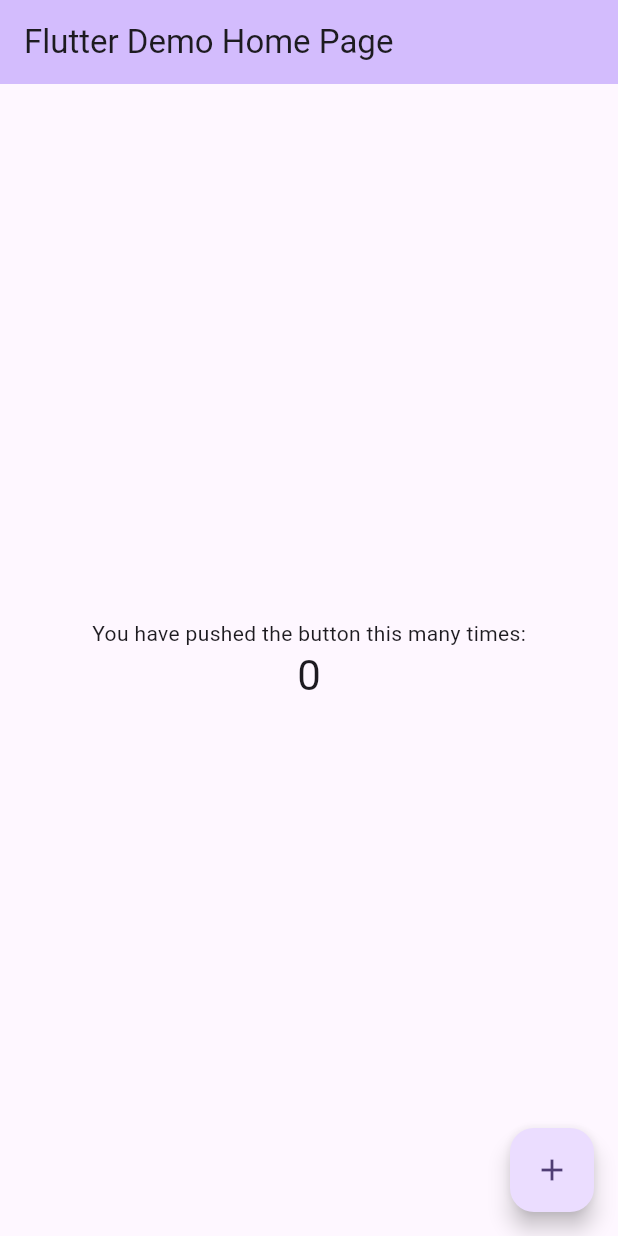
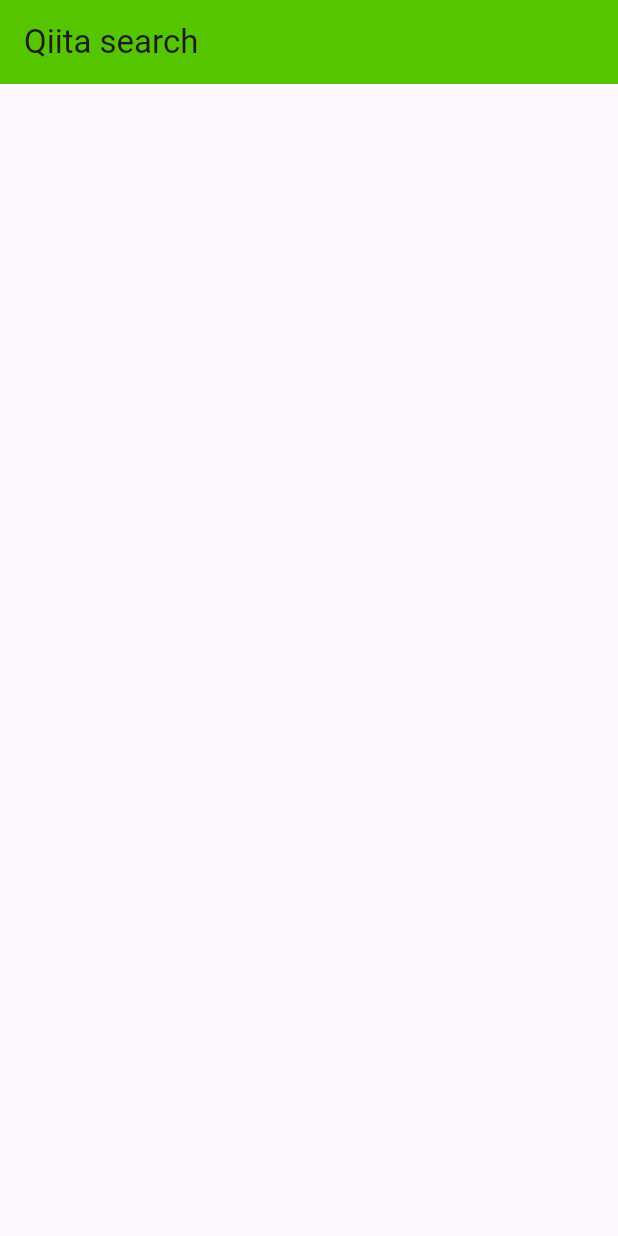
Before and after one commit to raimudes86/flutter_from_scratch, a Flutter app: the screen it shows after launch, on a phone screen of 412 x 824 dp. Run offline on Flutter 3.47's test engine with Material 3 defaults, Android fonts, the phone set to English and light mode, and no system bars; our stand-ins replace flutter_dotenv.

Commit message:
API使用の準備まで

```diff
--- a/lib/main.dart
+++ b/lib/main.dart
@@ -1,101 +1,30 @@
 import 'package:flutter/material.dart';
+import 'package:test_flutter/screens/search_screen.dart';
+import 'package:flutter_dotenv/flutter_dotenv.dart';
 
-void main() {
-  runApp(const MyApp());
+Future<void> main() async {
+  await dotenv.load(fileName: '.env');
+  runApp(const MainApp());
 }
 
-class MyApp extends StatelessWidget {
-  const MyApp({super.key});
+class MainApp extends StatelessWidget {
+  const MainApp({super.key});
 
-  // This widget is the root of your application.
   @override
   Widget build(BuildContext context) {
-    //runAppに渡されるアプリの出発点となるWidget
     return MaterialApp(
-      title: 'Flutter Demo',
+      title: 'Qiita Search',
       theme: ThemeData(
-        colorScheme: ColorScheme.fromSeed(seedColor: Colors.deepPurple),
-        useMaterial3: true,
+        primarySwatch: Colors.green,
+        fontFamily: 'Hiragino Sans',
+        appBarTheme: const AppBarTheme(
+          backgroundColor: Color(0xFF55C500),
+        ),
+        textTheme: Theme.of(context).textTheme.apply(
+              bodyColor: Colors.white,
+            ),
       ),
-      home: const MyHomePage(title: 'Flutter Demo Home Page'),
+      home: const SearchScreen(), //SearchScreenを設定
     );
   }
 }
-
-class MyHomePage extends StatefulWidget {
-  const MyHomePage({super.key, required this.title});
-  final String title;
-
-  @override
-  State<MyHomePage> createState() => _MyHomePageState();
-}
-
-class _MyHomePageState extends State<MyHomePage> {
-  int _counter = 0;
-
-  void _incrementCounter() {
-    setState(() {
-      // This call to setState tells the Flutter framework that something has
-      // changed in this State, which causes it to rerun the build method below
-      // so that the display can reflect the updated values. If we changed
-      // _counter without calling setState(), then the build method would not be
-      // called again, and so nothing would appear to happen.
-      _counter++;
-    });
-  }
-
-  @override
-  Widget build(BuildContext context) {
-    // This method is rerun every time setState is called, for instance as done
-    // by the _incrementCounter method above.
-    //
-    // The Flutter framework has been optimized to make rerunning build methods
-    // fast, so that you can just rebuild anything that needs updating rather
-    // than having to individually change instances of widgets.
-    return Scaffold(
-      appBar: AppBar(
-        // TRY THIS: Try changing the color here to a specific color (to
-        // Colors.amber, perhaps?) and trigger a hot reload to see the AppBar
-        // change color while the other colors stay the same.
-        backgroundColor: Theme.of(context).colorScheme.inversePrimary,
-        // Here we take the value from the MyHomePage object that was created by
-        // the App.build method, and use it to set our appbar title.
-        title: Text(widget.title),
-      ),
-      body: Center(
-        // Center is a layout widget. It takes a single child and positions it
-        // in the middle of the parent.
-        child: Column(
-          // Column is also a layout widget. It takes a list of children and
-          // arranges them vertically. By default, it sizes itself to fit its
-          // children horizontally, and tries to be as tall as its parent.
-          //
-          // Column has various properties to control how it sizes itself and
-          // how it positions its children. Here we use mainAxisAlignment to
-          // center the children vertically; the main axis here is the vertical
-          // axis because Columns are vertical (the cross axis would be
-          // horizontal).
-          //
-          // TRY THIS: Invoke "debug painting" (choose the "Toggle Debug Paint"
-          // action in the IDE, or press "p" in the console), to see the
-          // wireframe for each widget.
-          mainAxisAlignment: MainAxisAlignment.center,
-          children: <Widget>[
-            const Text(
-              'You have pushed the button this many times:',
-            ),
-            Text(
-              '$_counter',
-              style: Theme.of(context).textTheme.headlineMedium,
-            ),
-          ],
-        ),
-      ),
-      floatingActionButton: FloatingActionButton(
-        onPressed: _incrementCounter,
-        tooltip: 'Increment',
-        child: const Icon(Icons.add),
-      ), // This trailing comma makes auto-formatting nicer for build methods.
-    );
-  }
-}
--- /dev/null
+++ b/lib/models/article.dart
@@ -0,0 +1,34 @@
+import 'package:test_flutter/models/user.dart';
+
+class Article {
+  //コンストラクタ
+  Article({
+    required this.title,
+    required this.user,
+    this.linkesCount = 0, //デフォルトで0
+    this.tags = const [], //デフォルトでから配列で設定
+    required this.createdAt,
+    required this.url,
+  });
+
+  final String title;
+  final User user;
+  final int linkesCount;
+  final List<String> tags;
+  final DateTime createdAt;
+  final String url;
+
+  //JSONからArticleを生成するファクトリコンストラクタ
+  //JSONのデータからArticleオブジェクトを生成するために使う
+  factory Article.fromJson(dynamic json) {
+    return Article(
+      title: json['title'] as String,
+      user: User.fromJson(json['user']),
+      url: json['url'] as String,
+      createdAt: DateTime.parse(json['created_at'] as String),
+      linkesCount: json['likes_count'] as int,
+      //jsonの中のtagsに含まれる文字列のリストから、map処理で一つずつそのnameを取り出してStringの配列にしていく
+      tags: List<String>.from(json['tags'].map((tag) => tag['name'])),
+    );
+  }
+}
--- /dev/null
+++ b/lib/models/user.dart
@@ -0,0 +1,19 @@
+class User {
+  //コンストラクタ
+  User({
+    required this.id,
+    required this.profileImageUrl,
+  });
+
+  //プロパティ
+  final String id;
+  final String profileImageUrl;
+
+  //JSONからUserを生成するファクトリコンストラクタ
+  factory User.fromJson(dynamic json) {
+    return User(
+      id: json['id'] as String,
+      profileImageUrl: json['profile_image_url'] as String,
+    );
+  }
+}
--- /dev/null
+++ b/lib/screens/search_screen.dart
@@ -0,0 +1,46 @@
+import 'package:flutter/material.dart';
+import 'dart:convert';
+import 'package:http/http.dart' as http;
+import 'package:flutter_dotenv/flutter_dotenv.dart';
+import 'package:test_flutter/models/article.dart';
+
+class SearchScreen extends StatefulWidget {
+  const SearchScreen({super.key});
+
+  @override
+  State<SearchScreen> createState() => _SearchScreenState();
+}
+
+class _SearchScreenState extends State<SearchScreen> {
+  @override
+  Widget build(BuildContext context) {
+    return Scaffold(
+      appBar: AppBar(
+        title: const Text('Qiita search'),
+      ),
+      body: Container(),
+    );
+  }
+
+  Future<List<Article>> searchQiita(String keyword) async {
+    //1. http通信に必要なデータを準備する
+    final uri = Uri.https('qiita.com', '/api/v2/items', {
+      'query': 'title:$keyword',
+      'per_page': '10',
+    });
+    final String token = dotenv.env['QIITA_ACCESS_TOKEN'] ?? '';
+    //2. Qiita APIにリクエストを送る
+    final http.Response res = await http.get(uri, headers: {
+      'Authorization': 'Bearer $token',
+    });
+    //3. 戻り値をArticleクラスの配列に変換
+    //4. 変換したArticleクラスの配列を返す(returnする)
+    if (res.statusCode == 200) {
+      //レスポンスをモデルクラスへ変換
+      final List<dynamic> body = jsonDecode(res.body);
+      return body.map((dynamic json) => Article.fromJson(json)).toList();
+    } else {
+      return [];
+    }
+  }
+}
--- a/pubspec.yaml
+++ b/pubspec.yaml
@@ -36,6 +36,7 @@ dependencies:
   # Use with the CupertinoIcons class for iOS style icons.
   cupertino_icons: ^1.0.8
   http: ^1.2.2
+  flutter_dotenv: ^5.2.1
 
 dev_dependencies:
   flutter_test:
@@ -59,8 +60,9 @@ flutter:
   # the material Icons class.
   uses-material-design: true
   assets:
-  - assets/my_icon.png
-  - assets/background.png
+    - .env
+  # - assets/my_icon.png
+  # - assets/background.png
 
   # To add assets to your application, add an assets section, like this:
   # assets:
```
Also changed, not shown: pubspec.lock, 2 other files.
